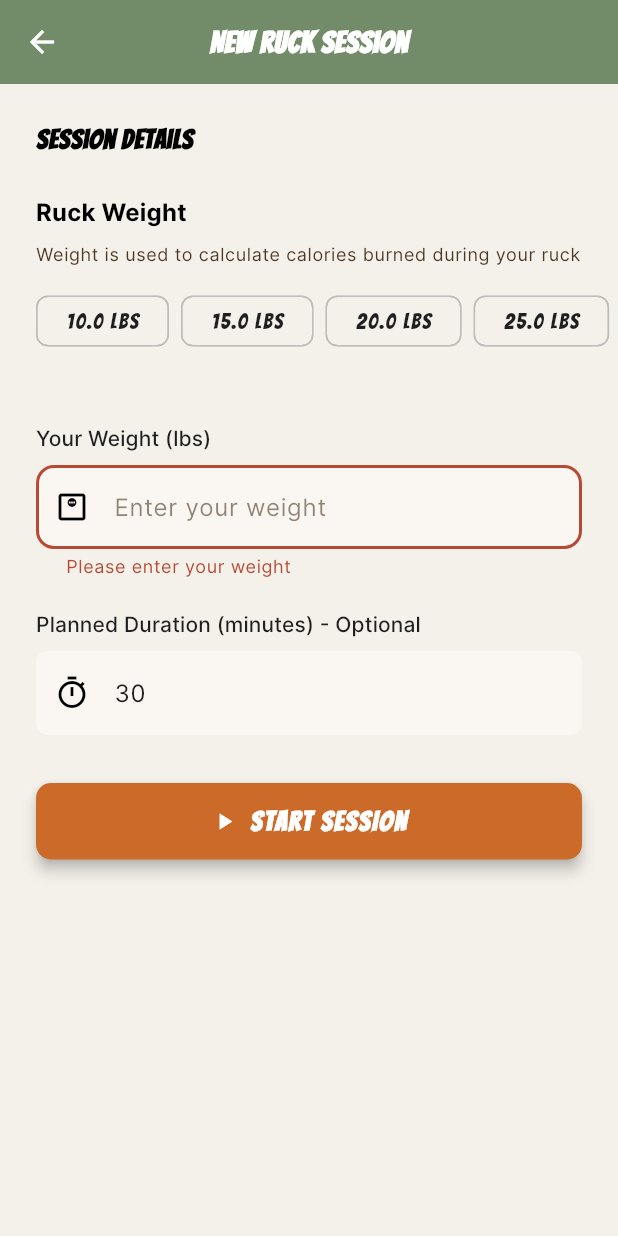
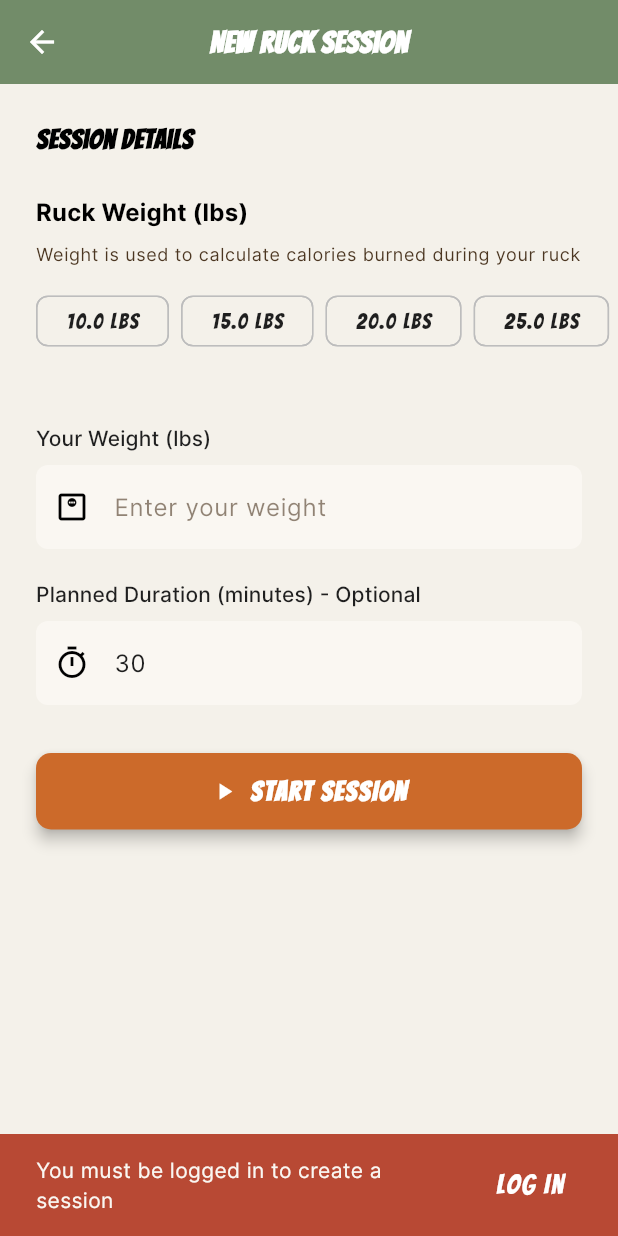
Before and after one commit to orourkera/go-ruck-yourself, a Flutter app: the CreateSessionScreen screen opened directly, after a tap on "START SESSION", on a phone screen of 412 x 824 dp. Run offline on Flutter 3.47's test engine with Material 3 defaults, Android fonts, the light colour scheme and no system bars; drawn by our look-alikes of keyboard_actions; our stand-ins replace bloc, dio, equatable, firebase_core, flutter_bloc, flutter_dotenv and 8 more; missing offline and left inert: email_launcher, health, purchases_flutter; accounts and stored records are empty.

Commit message:
Fix metric preference issues in active and create session screens, update metric ruck weight options

```diff
--- a/rucking_app/lib/core/config/app_config.dart
+++ b/rucking_app/lib/core/config/app_config.dart
@@ -11,7 +11,7 @@ class AppConfig {
   // Weight Conversion and Options
   static const double kgToLbs = 2.20462;
   static const double defaultRuckWeight = 10.0; // Default weight in KG
-  static const List<double> metricWeightOptions = [5.0, 7.5, 10.0, 12.5, 15.0, 20.0, 25.0, 30.0]; // KG
+  static const List<double> metricWeightOptions = [2.6, 4.5, 9.0, 11.3, 13.6, 20.4];
   static const List<double> standardWeightOptions = [10.0, 15.0, 20.0, 25.0, 30.0, 35.0, 40.0, 45.0, 50.0, 60.0]; // LBS
 
   // Storage keys
--- a/rucking_app/lib/features/ruck_session/presentation/screens/active_session_screen.dart
+++ b/rucking_app/lib/features/ruck_session/presentation/screens/active_session_screen.dart
@@ -827,7 +827,7 @@ class _ActiveSessionScreenState extends State<ActiveSessionScreen> with WidgetsB
           ? widget.preferMetric
             ? '${(_displayPaceSec / 60).floor()}:${((_displayPaceSec % 60).floor()).toString().padLeft(2, '0')}/km'
             : '${((_displayPaceSec * 1.60934) / 60).floor()}:${(((_displayPaceSec * 1.60934) % 60).floor()).toString().padLeft(2, '0')}/mi'
-          : '0:00')
+          : '--')
       : '--';
 
     final String caloriesDisplay = _canShowStats
--- a/rucking_app/lib/features/ruck_session/presentation/screens/create_session_screen.dart
+++ b/rucking_app/lib/features/ruck_session/presentation/screens/create_session_screen.dart
@@ -327,7 +327,7 @@ class _CreateSessionScreenState extends State<CreateSessionScreen> {
 
   @override
   Widget build(BuildContext context) {
-    final weightUnit = _preferMetric ? 'kg' : 'lbs';
+    final String weightUnit = _preferMetric ? 'kg' : 'lbs';
     // Determine the correct list for the chips
     final List<double> currentWeightOptions = _preferMetric
         ? AppConfig.metricWeightOptions
@@ -374,7 +374,7 @@ class _CreateSessionScreenState extends State<CreateSessionScreen> {
 
                 // Quick ruck weight selection
                 Text(
-                  'Ruck Weight',
+                  'Ruck Weight ($weightUnit)',
                   style: AppTextStyles.subtitle1.copyWith(fontWeight: FontWeight.bold),
                 ),
                 const SizedBox(height: 8),
@@ -417,7 +417,7 @@ class _CreateSessionScreenState extends State<CreateSessionScreen> {
                   ],
                   validator: (value) {
                     if (value == null || value.isEmpty) {
-                      return 'Please enter your weight';
+                      return null; // Make it optional
                     }
                     if (double.tryParse(value) == null) {
                       return 'Please enter a valid number';
```
